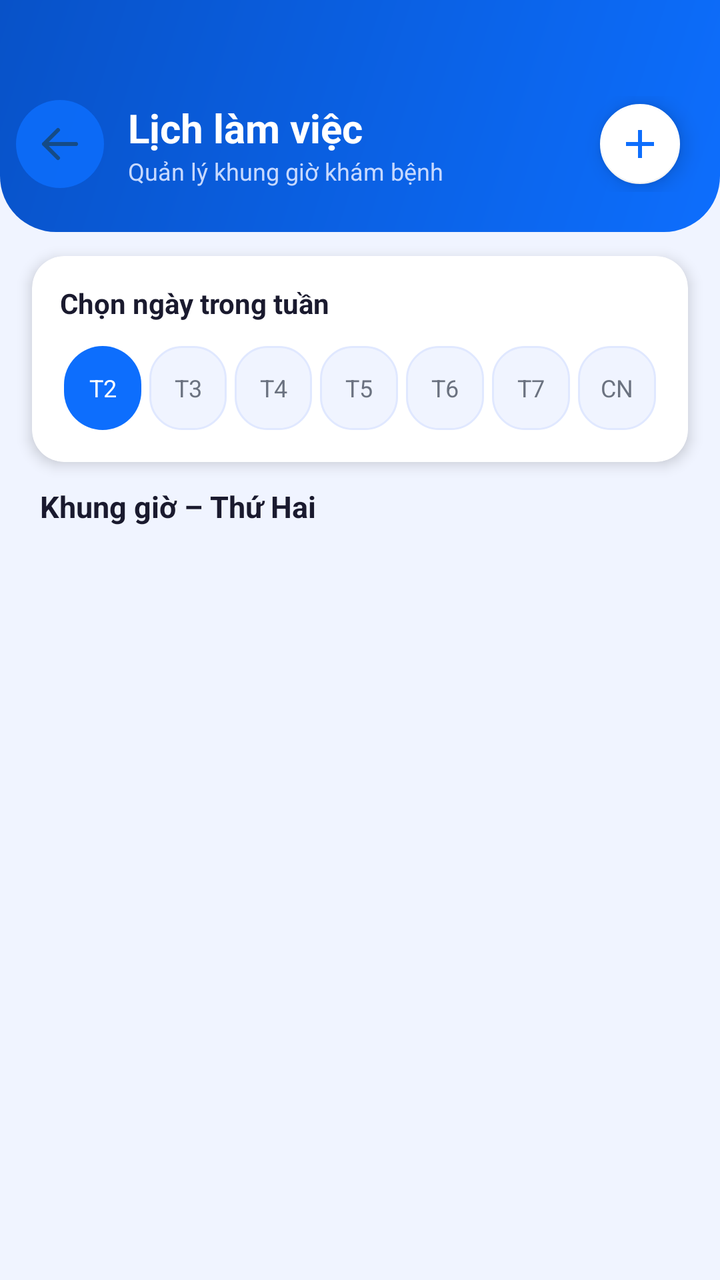
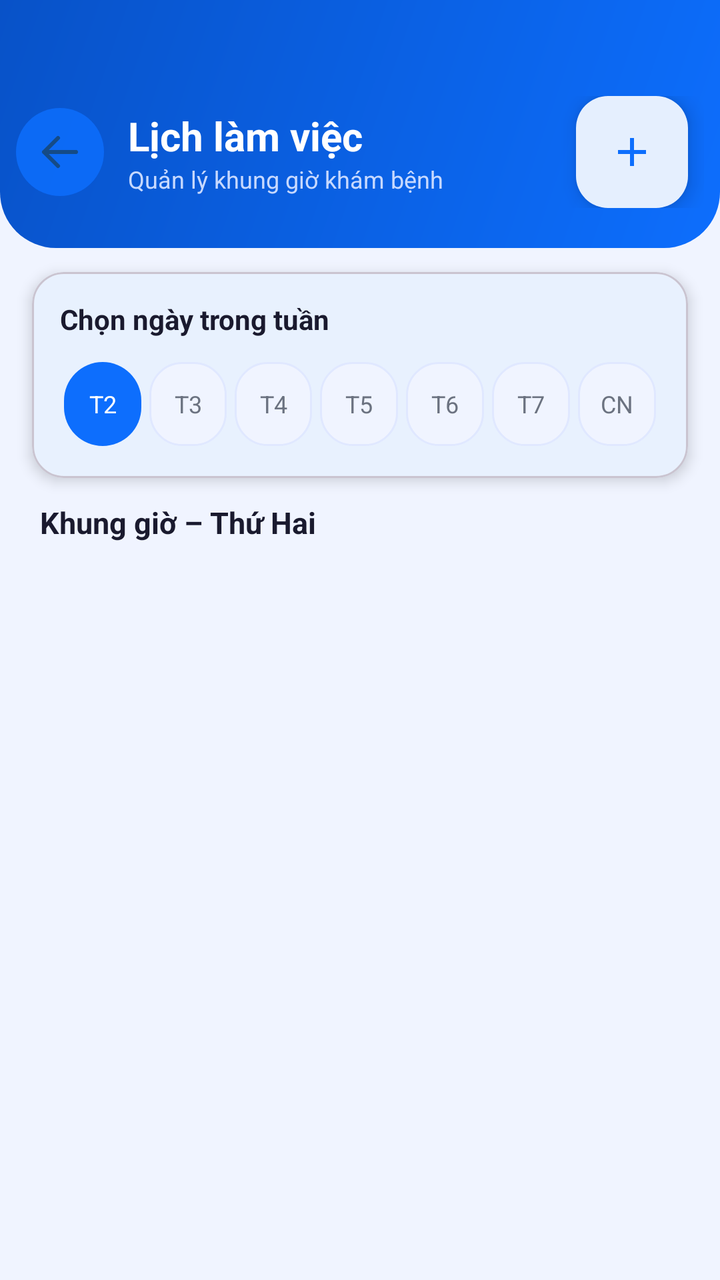

Screens rendered from an Android XML layout before and after an edit, with the pre-edit source and the edit as a unified diff.
<!-- AndroidManifest.xml: application theme Theme.UniCare -->
<!-- res/layout/activity_doctor_schedule.xml -->
<?xml version="1.0" encoding="utf-8"?>
<LinearLayout xmlns:android="http://schemas.android.com/apk/res/android"
    xmlns:app="http://schemas.android.com/apk/res-auto"
    android:layout_width="match_parent"
    android:layout_height="match_parent"
    android:background="#F0F4FF"
    android:orientation="vertical">

    
    <LinearLayout
        android:layout_width="match_parent"
        android:layout_height="wrap_content"
        android:background="@drawable/gradient_header"
        android:paddingTop="48dp"
        android:paddingBottom="20dp"
        android:paddingHorizontal="8dp"
        android:gravity="center_vertical"
        android:orientation="horizontal">

        <ImageButton
            android:id="@+id/btnBack"
            android:layout_width="44dp"
            android:layout_height="44dp"
            android:background="@drawable/bg_icon_circle_blue"
            android:src="@drawable/ic_arrow_back"
            android:contentDescription="Quay lại"
            android:padding="10dp"
            android:alpha="0.85"/>

        <LinearLayout
            android:layout_width="0dp"
            android:layout_height="wrap_content"
            android:layout_weight="1"
            android:layout_marginStart="12dp"
            android:orientation="vertical">
            <TextView
                android:layout_width="wrap_content"
                android:layout_height="wrap_content"
                android:text="Lịch làm việc"
                android:textColor="#FFFFFF"
                android:textSize="20sp"
                android:textStyle="bold"/>
            <TextView
                android:layout_width="wrap_content"
                android:layout_height="wrap_content"
                android:text="Quản lý khung giờ khám bệnh"
                android:textColor="#C7D9FF"
                android:textSize="12sp"/>
        </LinearLayout>

        <com.google.android.material.floatingactionbutton.FloatingActionButton
            android:id="@+id/fabAdd"
            android:layout_width="wrap_content"
            android:layout_height="wrap_content"
            android:layout_marginEnd="8dp"
            android:src="@drawable/ic_add"
            android:contentDescription="Thêm khung giờ"
            app:backgroundTint="#FFFFFF"
            app:tint="#0D6EFD"
            app:fabSize="mini"/>
    </LinearLayout>

    
    <androidx.cardview.widget.CardView
        android:layout_width="match_parent"
        android:layout_height="wrap_content"
        android:layout_marginHorizontal="16dp"
        android:layout_marginTop="12dp"
        app:cardCornerRadius="16dp"
        app:cardElevation="4dp"
        app:cardBackgroundColor="#FFFFFF">

        <LinearLayout
            android:layout_width="match_parent"
            android:layout_height="wrap_content"
            android:orientation="vertical"
            android:padding="14dp">

            <TextView
                android:layout_width="wrap_content"
                android:layout_height="wrap_content"
                android:text="Chọn ngày trong tuần"
                android:textColor="#1A1A2E"
                android:textSize="14sp"
                android:textStyle="bold"
                android:layout_marginBottom="10dp"/>

            <LinearLayout
                android:layout_width="match_parent"
                android:layout_height="wrap_content"
                android:orientation="horizontal"
                android:gravity="center">

                <TextView android:id="@+id/dayMon" android:layout_width="0dp" android:layout_weight="1" android:layout_height="42dp" android:gravity="center" android:text="T2" android:textSize="12sp" android:textColor="#FFFFFF" android:background="@drawable/bg_icon_circle_blue" android:layout_margin="2dp"/>
                <TextView android:id="@+id/dayTue" android:layout_width="0dp" android:layout_weight="1" android:layout_height="42dp" android:gravity="center" android:text="T3" android:textSize="12sp" android:textColor="#6B7280" android:background="@drawable/bg_section" android:layout_margin="2dp"/>
                <TextView android:id="@+id/dayWed" android:layout_width="0dp" android:layout_weight="1" android:layout_height="42dp" android:gravity="center" android:text="T4" android:textSize="12sp" android:textColor="#6B7280" android:background="@drawable/bg_section" android:layout_margin="2dp"/>
                <TextView android:id="@+id/dayThu" android:layout_width="0dp" android:layout_weight="1" android:layout_height="42dp" android:gravity="center" android:text="T5" android:textSize="12sp" android:textColor="#6B7280" android:background="@drawable/bg_section" android:layout_margin="2dp"/>
                <TextView android:id="@+id/dayFri" android:layout_width="0dp" android:layout_weight="1" android:layout_height="42dp" android:gravity="center" android:text="T6" android:textSize="12sp" android:textColor="#6B7280" android:background="@drawable/bg_section" android:layout_margin="2dp"/>
                <TextView android:id="@+id/daySat" android:layout_width="0dp" android:layout_weight="1" android:layout_height="42dp" android:gravity="center" android:text="T7" android:textSize="12sp" android:textColor="#6B7280" android:background="@drawable/bg_section" android:layout_margin="2dp"/>
                <TextView android:id="@+id/daySun" android:layout_width="0dp" android:layout_weight="1" android:layout_height="42dp" android:gravity="center" android:text="CN" android:textSize="12sp" android:textColor="#6B7280" android:background="@drawable/bg_section" android:layout_margin="2dp"/>
            </LinearLayout>
        </LinearLayout>
    </androidx.cardview.widget.CardView>

    
    <LinearLayout
        android:layout_width="match_parent"
        android:layout_height="wrap_content"
        android:paddingHorizontal="20dp"
        android:paddingTop="12dp"
        android:paddingBottom="4dp"
        android:gravity="center_vertical">

        <TextView
            android:layout_width="0dp"
            android:layout_height="wrap_content"
            android:layout_weight="1"
            android:id="@+id/txtDayLabel"
            android:text="Khung giờ – Thứ Hai"
            android:textColor="#1A1A2E"
            android:textSize="15sp"
            android:textStyle="bold"/>
    </LinearLayout>

    <TextView
        android:id="@+id/txtEmpty"
        android:layout_width="match_parent"
        android:layout_height="wrap_content"
        android:text="Chưa có khung giờ. Nhấn + để thêm."
        android:textColor="#9CA3AF"
        android:textSize="14sp"
        android:gravity="center"
        android:padding="20dp"
        android:visibility="gone"/>

    <androidx.recyclerview.widget.RecyclerView
        android:id="@+id/recycler"
        android:layout_width="match_parent"
        android:layout_height="0dp"
        android:layout_weight="1"
        android:paddingTop="4dp"
        android:paddingBottom="16dp"
        android:clipToPadding="false"/>
</LinearLayout>
<!-- resources referenced by this layout -->
<resources>
  <!-- drawable bg_icon_circle_blue (drawable) -->
  <?xml version="1.0" encoding="utf-8"?>
  <shape xmlns:android="http://schemas.android.com/apk/res/android">
      <solid android:color="#0D6EFD"/>
      <corners android:radius="100dp"/>
  </shape>
  <!-- drawable bg_section (drawable) -->
  <?xml version="1.0" encoding="utf-8"?>
  <shape xmlns:android="http://schemas.android.com/apk/res/android">
      <solid android:color="#F0F4FF"/>
      <corners android:radius="16dp"/>
      <stroke android:width="1dp" android:color="#E0E8FF"/>
  </shape>
  <!-- drawable gradient_header (drawable) -->
  <?xml version="1.0" encoding="utf-8"?>
  <shape xmlns:android="http://schemas.android.com/apk/res/android">
      <gradient
          android:startColor="#0D6EFD"
          android:endColor="#0852C8"
          android:angle="135"
          android:type="linear"/>
      <corners
          android:bottomLeftRadius="28dp"
          android:bottomRightRadius="28dp"/>
  </shape>
  <!-- drawable ic_add (drawable) -->
  <?xml version="1.0" encoding="utf-8"?>
  <vector xmlns:android="http://schemas.android.com/apk/res/android"
      android:width="24dp"
      android:height="24dp"
      android:viewportWidth="24"
      android:viewportHeight="24">
      <path
          android:fillColor="@android:color/white"
          android:pathData="M19,13h-6v6h-2v-6H5v-2h6V5h2v6h6v2z"/>
  </vector>
  <!-- drawable ic_arrow_back (drawable) -->
  <?xml version="1.0" encoding="utf-8"?>
  <vector xmlns:android="http://schemas.android.com/apk/res/android"
      android:width="24dp"
      android:height="24dp"
      android:viewportWidth="24"
      android:viewportHeight="24">
      <path
          android:fillColor="@android:color/transparent"
          android:strokeColor="#184A79"
          android:strokeWidth="2"
          android:strokeLineCap="round"
          android:strokeLineJoin="round"
          android:pathData="M20,12 L4,12 M4,12 L11,5 M4,12 L11,19" />
  </vector>
  <style name="Theme.UniCare" parent="Theme.MaterialComponents.DayNight.NoActionBar">
          
          <item name="colorPrimary">#0D6EFD</item>
          <item name="colorPrimaryVariant">#0852C8</item>
          <item name="colorOnPrimary">#FFFFFF</item>
          
          <item name="colorSecondary">#00C4A7</item>
          <item name="colorSecondaryVariant">#00A089</item>
          <item name="colorOnSecondary">#FFFFFF</item>
          
          <item name="colorSurface">#FFFFFF</item>
          <item name="colorOnSurface">#1A1A2E</item>
          
          <item name="android:colorBackground">#F0F4FF</item>
          
          <item name="android:statusBarColor">#0852C8</item>
          <item name="android:windowLightStatusBar">false</item>
          <item name="android:navigationBarColor">#FFFFFF</item>
          <item name="android:windowLightNavigationBar">true</item>
          
          <item name="materialButtonStyle">@style/Widget.UniCare.Button</item>
          <item name="textInputStyle">@style/Widget.UniCare.TextInputLayout</item>
      </style>
  <style name="Widget.UniCare.Button" parent="Widget.MaterialComponents.Button">
          <item name="android:paddingTop">14dp</item>
          <item name="android:paddingBottom">14dp</item>
          <item name="android:textSize">16sp</item>
          <item name="android:letterSpacing">0.02</item>
          <item name="android:textAllCaps">false</item>
          <item name="cornerRadius">14dp</item>
          <item name="backgroundTint">#0D6EFD</item>
          <item name="elevation">2dp</item>
      </style>
  <style name="Widget.UniCare.TextInputLayout" parent="Widget.MaterialComponents.TextInputLayout.OutlinedBox">
          <item name="boxCornerRadiusBottomEnd">12dp</item>
          <item name="boxCornerRadiusBottomStart">12dp</item>
          <item name="boxCornerRadiusTopEnd">12dp</item>
          <item name="boxCornerRadiusTopStart">12dp</item>
          <item name="boxStrokeColor">#CBD5F5</item>
          <item name="hintTextColor">#6B7280</item>
      </style>
</resources>

<!-- the commit's change to res/layout/activity_doctor_schedule.xml (unified diff, before → after) -->
@@ -1,95 +1,27 @@
-<?xml version="1.0" encoding="utf-8"?>
-<LinearLayout xmlns:android="http://schemas.android.com/apk/res/android"
-    xmlns:app="http://schemas.android.com/apk/res-auto"
-    android:layout_width="match_parent"
-    android:layout_height="match_parent"
-    android:background="#F0F4FF"
-    android:orientation="vertical">
+<?xml version='1.0' encoding='utf-8'?>
+<androidx.constraintlayout.widget.ConstraintLayout xmlns:android="http://schemas.android.com/apk/res/android" xmlns:app="http://schemas.android.com/apk/res-auto" android:layout_width="match_parent" android:layout_height="match_parent" android:background="#F0F4FF" android:id="@+id/main">
 
     
-    <LinearLayout
-        android:layout_width="match_parent"
-        android:layout_height="wrap_content"
-        android:background="@drawable/gradient_header"
-        android:paddingTop="48dp"
-        android:paddingBottom="20dp"
-        android:paddingHorizontal="8dp"
-        android:gravity="center_vertical"
-        android:orientation="horizontal">
+    <LinearLayout android:layout_width="0dp" android:layout_height="wrap_content" android:background="@drawable/gradient_header" android:paddingTop="48dp" android:paddingBottom="20dp" android:paddingHorizontal="8dp" android:gravity="center_vertical" android:orientation="horizontal" android:id="@+id/sectionLayout1" app:layout_constraintStart_toStartOf="parent" app:layout_constraintEnd_toEndOf="parent" app:layout_constraintTop_toTopOf="parent">
 
-        <ImageButton
-            android:id="@+id/btnBack"
-            android:layout_width="44dp"
-            android:layout_height="44dp"
-            android:background="@drawable/bg_icon_circle_blue"
-            android:src="@drawable/ic_arrow_back"
-            android:contentDescription="Quay lại"
-            android:padding="10dp"
-            android:alpha="0.85"/>
+        <ImageButton android:id="@+id/btnBack" android:layout_width="44dp" android:layout_height="44dp" android:background="@drawable/bg_icon_circle_blue" android:src="@drawable/ic_arrow_back" android:contentDescription="Quay lại" android:padding="10dp" android:alpha="0.85"/>
 
-        <LinearLayout
-            android:layout_width="0dp"
-            android:layout_height="wrap_content"
-            android:layout_weight="1"
-            android:layout_marginStart="12dp"
-            android:orientation="vertical">
-            <TextView
-                android:layout_width="wrap_content"
-                android:layout_height="wrap_content"
-                android:text="Lịch làm việc"
-                android:textColor="#FFFFFF"
-                android:textSize="20sp"
-                android:textStyle="bold"/>
-            <TextView
-                android:layout_width="wrap_content"
-                android:layout_height="wrap_content"
-                android:text="Quản lý khung giờ khám bệnh"
-                android:textColor="#C7D9FF"
-                android:textSize="12sp"/>
+        <LinearLayout android:layout_width="0dp" android:layout_height="wrap_content" android:layout_weight="1" android:layout_marginStart="12dp" android:orientation="vertical">
+            <TextView android:layout_width="wrap_content" android:layout_height="wrap_content" android:text="Lịch làm việc" android:textColor="#FFFFFF" android:textSize="20sp" android:textStyle="bold"/>
+            <TextView android:layout_width="wrap_content" android:layout_height="wrap_content" android:text="Quản lý khung giờ khám bệnh" android:textColor="#C7D9FF" android:textSize="12sp"/>
         </LinearLayout>
 
-        <com.google.android.material.floatingactionbutton.FloatingActionButton
-            android:id="@+id/fabAdd"
-            android:layout_width="wrap_content"
-            android:layout_height="wrap_content"
-            android:layout_marginEnd="8dp"
-            android:src="@drawable/ic_add"
-            android:contentDescription="Thêm khung giờ"
-            app:backgroundTint="#FFFFFF"
-            app:tint="#0D6EFD"
-            app:fabSize="mini"/>
+        <com.google.android.material.floatingactionbutton.FloatingActionButton android:id="@+id/fabAdd" android:layout_width="wrap_content" android:layout_height="wrap_content" android:layout_marginEnd="8dp" android:src="@drawable/ic_add" android:contentDescription="Thêm khung giờ" app:backgroundTint="#FFFFFF" app:tint="#0D6EFD" app:fabSize="mini"/>
     </LinearLayout>
 
     
-    <androidx.cardview.widget.CardView
-        android:layout_width="match_parent"
-        android:layout_height="wrap_content"
-        android:layout_marginHorizontal="16dp"
-        android:layout_marginTop="12dp"
-        app:cardCornerRadius="16dp"
-        app:cardElevation="4dp"
-        app:cardBackgroundColor="#FFFFFF">
+    <com.google.android.material.card.MaterialCardView android:layout_width="0dp" android:layout_height="wrap_content" android:layout_marginHorizontal="16dp" android:layout_marginTop="12dp" app:cardCornerRadius="16dp" app:cardElevation="4dp" app:cardBackgroundColor="#FFFFFF" android:id="@+id/sectionLayout2" app:layout_constraintStart_toStartOf="parent" app:layout_constraintEnd_toEndOf="parent" app:layout_constraintTop_toBottomOf="@id/sectionLayout1">
 
-        <LinearLayout
-            android:layout_width="match_parent"
-            android:layout_height="wrap_content"
-            android:orientation="vertical"
-            android:padding="14dp">
+        <LinearLayout android:layout_width="match_parent" android:layout_height="wrap_content" android:orientation="vertical" android:padding="14dp">
 
-            <TextView
-                android:layout_width="wrap_content"
-                android:layout_height="wrap_content"
-                android:text="Chọn ngày trong tuần"
-                android:textColor="#1A1A2E"
-                android:textSize="14sp"
-                android:textStyle="bold"
-                android:layout_marginBottom="10dp"/>
+            <TextView android:layout_width="wrap_content" android:layout_height="wrap_content" android:text="Chọn ngày trong tuần" android:textColor="#1A1A2E" android:textSize="14sp" android:textStyle="bold" android:layout_marginBottom="10dp"/>
 
-            <LinearLayout
-                android:layout_width="match_parent"
-                android:layout_height="wrap_content"
-                android:orientation="horizontal"
-                android:gravity="center">
+            <LinearLayout android:layout_width="match_parent" android:layout_height="wrap_content" android:orientation="horizontal" android:gravity="center">
 
                 <TextView android:id="@+id/dayMon" android:layout_width="0dp" android:layout_weight="1" android:layout_height="42dp" android:gravity="center" android:text="T2" android:textSize="12sp" android:textColor="#FFFFFF" android:background="@drawable/bg_icon_circle_blue" android:layout_margin="2dp"/>
                 <TextView android:id="@+id/dayTue" android:layout_width="0dp" android:layout_weight="1" android:layout_height="42dp" android:gravity="center" android:text="T3" android:textSize="12sp" android:textColor="#6B7280" android:background="@drawable/bg_section" android:layout_margin="2dp"/>
@@ -100,45 +32,15 @@
                 <TextView android:id="@+id/daySun" android:layout_width="0dp" android:layout_weight="1" android:layout_height="42dp" android:gravity="center" android:text="CN" android:textSize="12sp" android:textColor="#6B7280" android:background="@drawable/bg_section" android:layout_margin="2dp"/>
             </LinearLayout>
         </LinearLayout>
-    </androidx.cardview.widget.CardView>
+    </com.google.android.material.card.MaterialCardView>
 
     
-    <LinearLayout
-        android:layout_width="match_parent"
-        android:layout_height="wrap_content"
-        android:paddingHorizontal="20dp"
-        android:paddingTop="12dp"
-        android:paddingBottom="4dp"
-        android:gravity="center_vertical">
+    <LinearLayout android:layout_width="0dp" android:layout_height="wrap_content" android:paddingHorizontal="20dp" android:paddingTop="12dp" android:paddingBottom="4dp" android:gravity="center_vertical" android:id="@+id/sectionLayout3" app:layout_constraintStart_toStartOf="parent" app:layout_constraintEnd_toEndOf="parent" app:layout_constraintTop_toBottomOf="@id/sectionLayout2">
 
-        <TextView
-            android:layout_width="0dp"
-            android:layout_height="wrap_content"
-            android:layout_weight="1"
-            android:id="@+id/txtDayLabel"
-            android:text="Khung giờ – Thứ Hai"
-            android:textColor="#1A1A2E"
-            android:textSize="15sp"
-            android:textStyle="bold"/>
+        <TextView android:layout_width="0dp" android:layout_height="wrap_content" android:layout_weight="1" android:id="@+id/txtDayLabel" android:text="Khung giờ – Thứ Hai" android:textColor="#1A1A2E" android:textSize="15sp" android:textStyle="bold"/>
     </LinearLayout>
 
-    <TextView
-        android:id="@+id/txtEmpty"
-        android:layout_width="match_parent"
-        android:layout_height="wrap_content"
-        android:text="Chưa có khung giờ. Nhấn + để thêm."
-        android:textColor="#9CA3AF"
-        android:textSize="14sp"
-        android:gravity="center"
-        android:padding="20dp"
-        android:visibility="gone"/>
+    <TextView android:id="@+id/txtEmpty" android:layout_width="0dp" android:layout_height="wrap_content" android:text="Chưa có khung giờ. Nhấn + để thêm." android:textColor="#9CA3AF" android:textSize="14sp" android:gravity="center" android:padding="20dp" android:visibility="gone" app:layout_constraintStart_toStartOf="parent" app:layout_constraintEnd_toEndOf="parent" app:layout_constraintTop_toBottomOf="@id/sectionLayout3"/>
 
-    <androidx.recyclerview.widget.RecyclerView
-        android:id="@+id/recycler"
-        android:layout_width="match_parent"
-        android:layout_height="0dp"
-        android:layout_weight="1"
-        android:paddingTop="4dp"
-        android:paddingBottom="16dp"
-        android:clipToPadding="false"/>
-</LinearLayout>
+    <androidx.recyclerview.widget.RecyclerView android:id="@+id/recycler" android:layout_width="0dp" android:layout_height="0dp" android:paddingTop="4dp" android:paddingBottom="16dp" android:clipToPadding="false" app:layout_constraintStart_toStartOf="parent" app:layout_constraintEnd_toEndOf="parent" app:layout_constraintTop_toBottomOf="@id/txtEmpty" app:layout_constraintBottom_toBottomOf="parent"/>
+</androidx.constraintlayout.widget.ConstraintLayout>
<!-- resource entries referenced after the edit -->
@@ -51,7 +51,7 @@
           android:strokeLineJoin="round"
           android:pathData="M20,12 L4,12 M4,12 L11,5 M4,12 L11,19" />
   </vector>
-  <style name="Theme.UniCare" parent="Theme.MaterialComponents.DayNight.NoActionBar">
+  <style name="Theme.UniCare" parent="Theme.Material3.DayNight.NoActionBar">
           
           <item name="colorPrimary">#0D6EFD</item>
           <item name="colorPrimaryVariant">#0852C8</item>
@@ -74,7 +74,7 @@
           <item name="materialButtonStyle">@style/Widget.UniCare.Button</item>
           <item name="textInputStyle">@style/Widget.UniCare.TextInputLayout</item>
       </style>
-  <style name="Widget.UniCare.Button" parent="Widget.MaterialComponents.Button">
+  <style name="Widget.UniCare.Button" parent="Widget.Material3.Button">
           <item name="android:paddingTop">14dp</item>
           <item name="android:paddingBottom">14dp</item>
           <item name="android:textSize">16sp</item>
@@ -84,7 +84,7 @@
           <item name="backgroundTint">#0D6EFD</item>
           <item name="elevation">2dp</item>
       </style>
-  <style name="Widget.UniCare.TextInputLayout" parent="Widget.MaterialComponents.TextInputLayout.OutlinedBox">
+  <style name="Widget.UniCare.TextInputLayout" parent="Widget.Material3.TextInputLayout.OutlinedBox">
           <item name="boxCornerRadiusBottomEnd">12dp</item>
           <item name="boxCornerRadiusBottomStart">12dp</item>
           <item name="boxCornerRadiusTopEnd">12dp</item>
